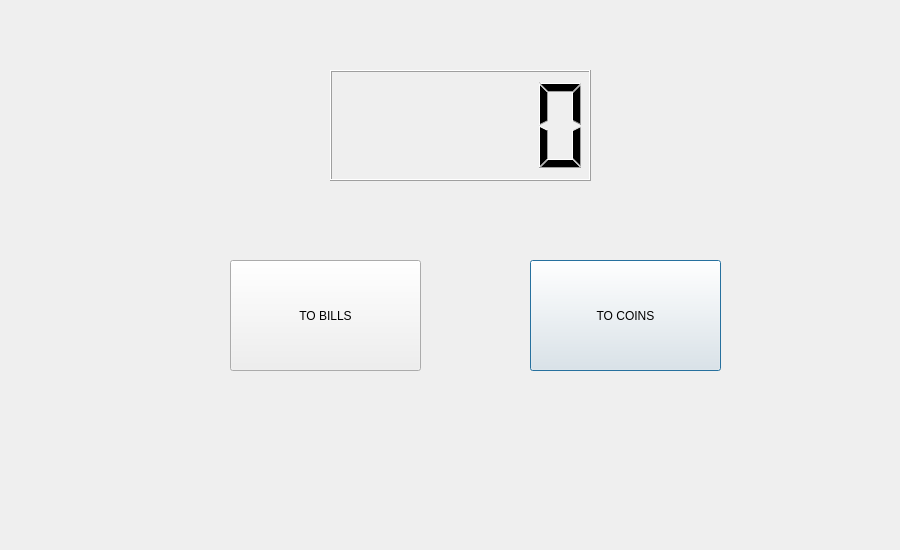
The window that main.ui (cavinpabua/Money-Changer-Machine) describes before a commit, drawn with Qt 5.
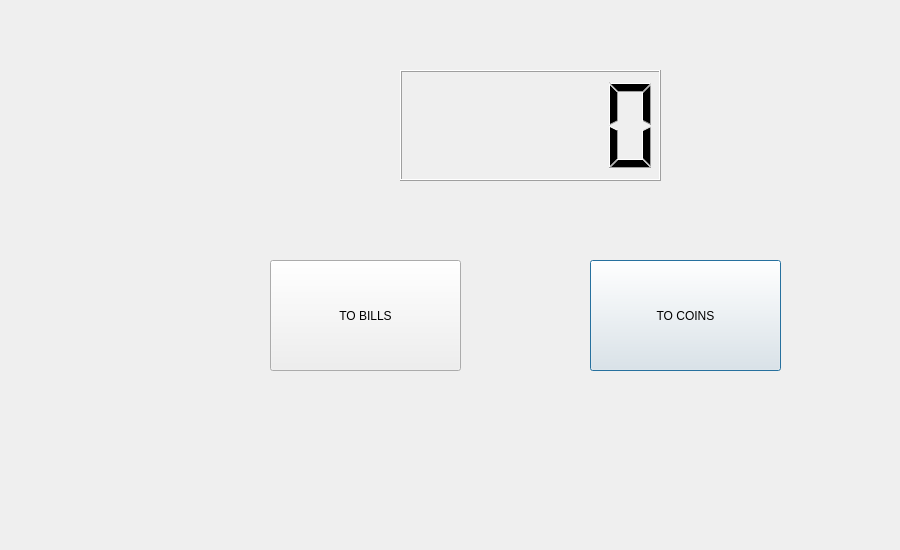
The same window after the commit.

Patch:
```diff
--- a/main.ui
+++ b/main.ui
@@ -16,7 +16,7 @@
   <widget class="QLCDNumber" name="lcd_coin_counter">
    <property name="geometry">
     <rect>
-     <x>330</x>
+     <x>400</x>
      <y>70</y>
      <width>261</width>
      <height>111</height>
@@ -26,7 +26,7 @@
   <widget class="QPushButton" name="to_coins">
    <property name="geometry">
     <rect>
-     <x>530</x>
+     <x>590</x>
      <y>260</y>
      <width>191</width>
      <height>111</height>
@@ -39,7 +39,7 @@
   <widget class="QPushButton" name="to_bills">
    <property name="geometry">
     <rect>
-     <x>230</x>
+     <x>270</x>
      <y>260</y>
      <width>191</width>
      <height>111</height>
```
